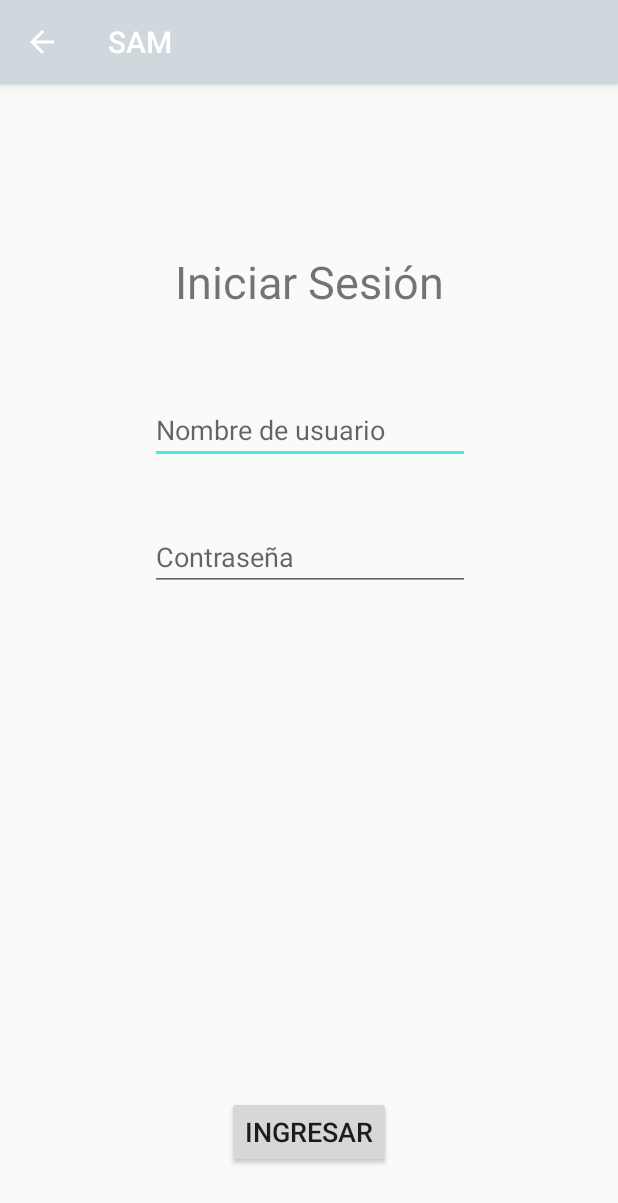
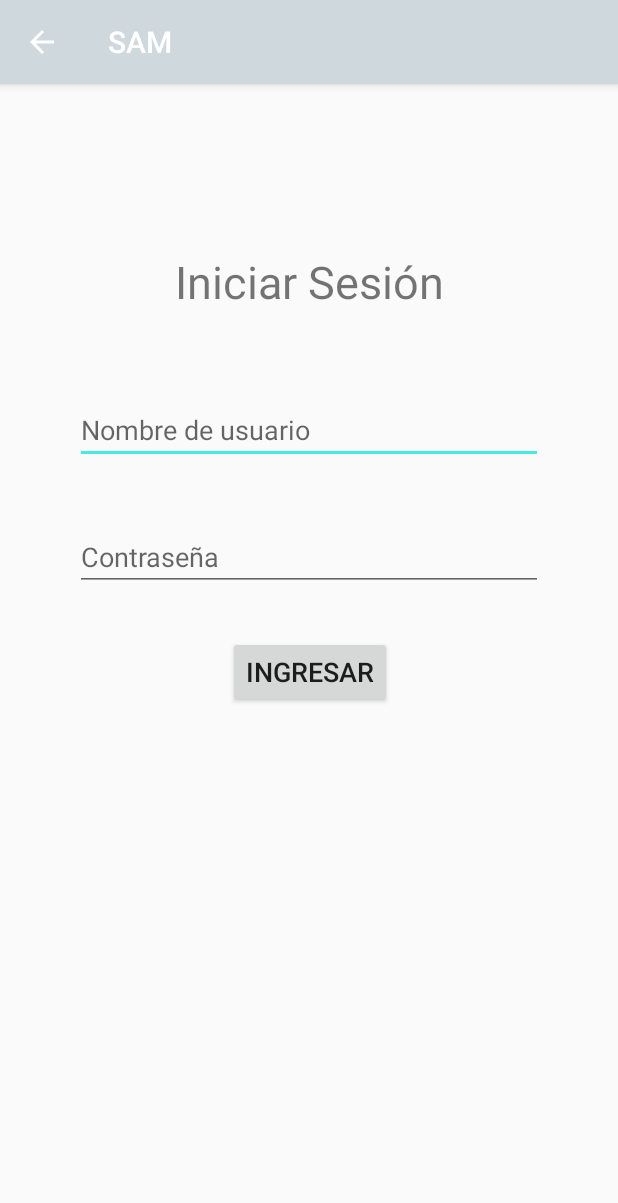
Before and after one commit to SoftwareArchitectureMail/sam_android_client, an Android app: the LoginActivity screen opened directly, with no data from a screen before it, on a phone screen of 412 x 824 dp. Shown: the top 1203 px of the screen. Run offline under Robolectric (Android 15) with nearby library versions, the phone set to English and light mode, and no system bars.

Commit message:
Fuckin' ScrollView Man!

```diff
--- a/app/src/main/res/layout/activity_login.xml
+++ b/app/src/main/res/layout/activity_login.xml
@@ -1,14 +1,18 @@
 <?xml version="1.0" encoding="utf-8"?>
-<android.support.constraint.ConstraintLayout xmlns:android="http://schemas.android.com/apk/res/android"
+<ScrollView xmlns:android="http://schemas.android.com/apk/res/android"
     xmlns:app="http://schemas.android.com/apk/res-auto"
     xmlns:tools="http://schemas.android.com/tools"
     android:layout_width="match_parent"
     android:layout_height="match_parent"
     tools:context="com.sam.teamd.samandroidclient.ui.LoginActivity">
 
+    <android.support.constraint.ConstraintLayout
+        android:layout_width="match_parent"
+        android:layout_height="match_parent" >
+
         <EditText
             android:id="@+id/input_login_username"
-        android:layout_width="wrap_content"
+            android:layout_width="0dp"
             android:layout_height="wrap_content"
             android:ems="10"
             android:hint="@string/login_username_input"
@@ -17,7 +21,9 @@
             app:layout_constraintRight_toRightOf="parent"
             app:layout_constraintHorizontal_bias="0.502"
             android:layout_marginTop="51dp"
-        app:layout_constraintTop_toBottomOf="@+id/txt_login_title" />
+            app:layout_constraintTop_toBottomOf="@+id/txt_login_title"
+            android:layout_marginLeft="50dp"
+            android:layout_marginRight="50dp" />
 
         <Button
             android:id="@+id/btn_login_enter"
@@ -29,7 +35,10 @@
             app:layout_constraintRight_toRightOf="parent"
             app:layout_constraintLeft_toLeftOf="parent"
             app:layout_constraintBottom_toBottomOf="parent"
-        android:layout_marginBottom="45dp" />
+            android:layout_marginBottom="45dp"
+            android:layout_marginTop="30dp"
+            app:layout_constraintTop_toBottomOf="@+id/input_login_password"
+            app:layout_constraintHorizontal_bias="0.503" />
 
         <TextView
             android:id="@+id/txt_login_title"
@@ -45,7 +54,7 @@
 
         <EditText
             android:id="@+id/input_login_password"
-        android:layout_width="wrap_content"
+            android:layout_width="0dp"
             android:layout_height="wrap_content"
             android:ems="10"
             android:hint="@string/login_password_input"
@@ -54,6 +63,9 @@
             app:layout_constraintRight_toRightOf="parent"
             app:layout_constraintHorizontal_bias="0.502"
             android:layout_marginTop="39dp"
-        app:layout_constraintTop_toBottomOf="@+id/input_login_username" />
+            app:layout_constraintTop_toBottomOf="@+id/input_login_username"
+            android:layout_marginLeft="50dp"
+            android:layout_marginRight="50dp" />
 
     </android.support.constraint.ConstraintLayout>
+</ScrollView>
```
Also changed, not shown: app/src/main/res/layout/activity_register1.xml (+6 -1 lines), app/src/main/res/layout/activity_register2.xml (+6 -1 lines), app/src/main/res/layout/activity_send_mail.xml (+7 -1 lines), app/src/main/res/layout/activity_view_mail.xml (+7 -2 lines). Lines whose indentation alone changed are shown as unchanged.
